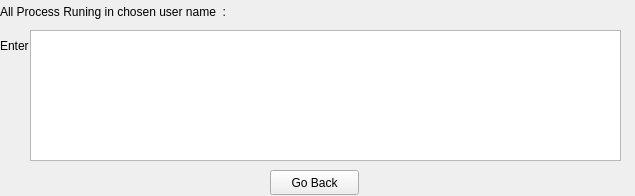
Qt form test2_b.ui (ALITO1998/os-task) before a commit.
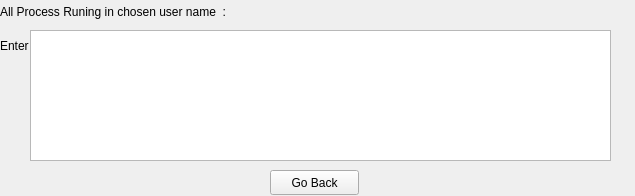
The same form after that commit.

What changed in the file:
```diff
--- a/test2_b.ui
+++ b/test2_b.ui
@@ -93,18 +93,15 @@
     <string>All Process Runing in chosen user name  :</string>
    </property>
   </widget>
-  <widget class="QPlainTextEdit" name="plainTextEdit">
+  <widget class="QTextBrowser" name="textBrowser">
    <property name="geometry">
     <rect>
      <x>30</x>
      <y>30</y>
-     <width>591</width>
+     <width>581</width>
      <height>131</height>
     </rect>
    </property>
-   <property name="styleSheet">
-    <string notr="true"/>
-   </property>
   </widget>
  </widget>
  <resources/>
```
